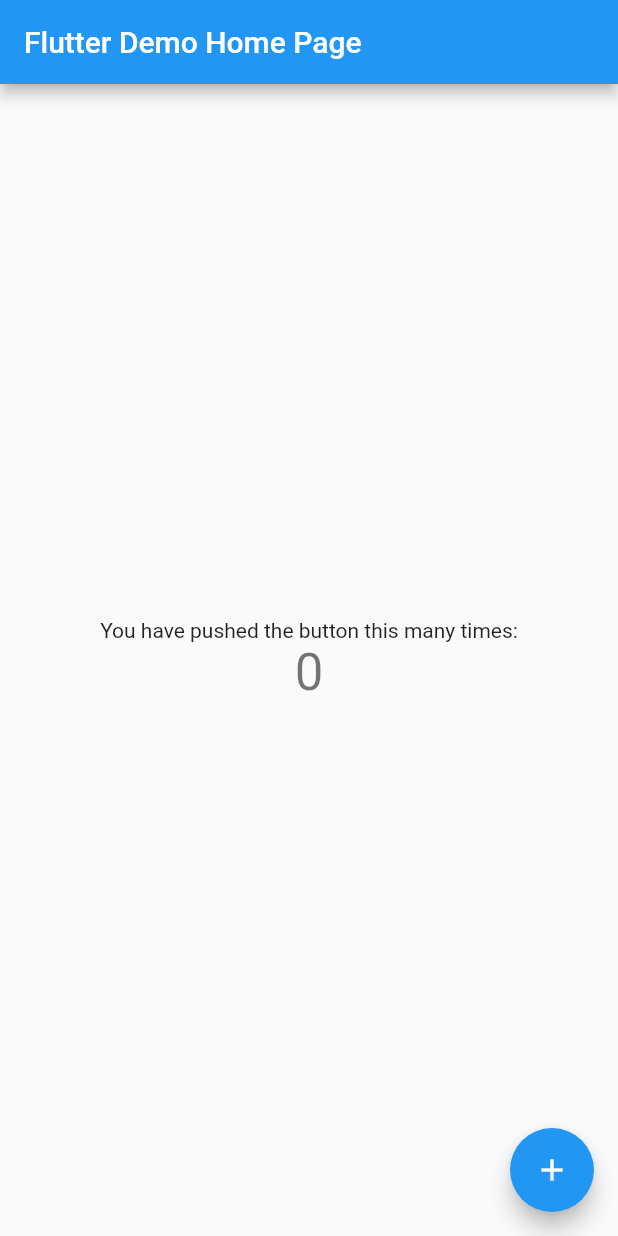
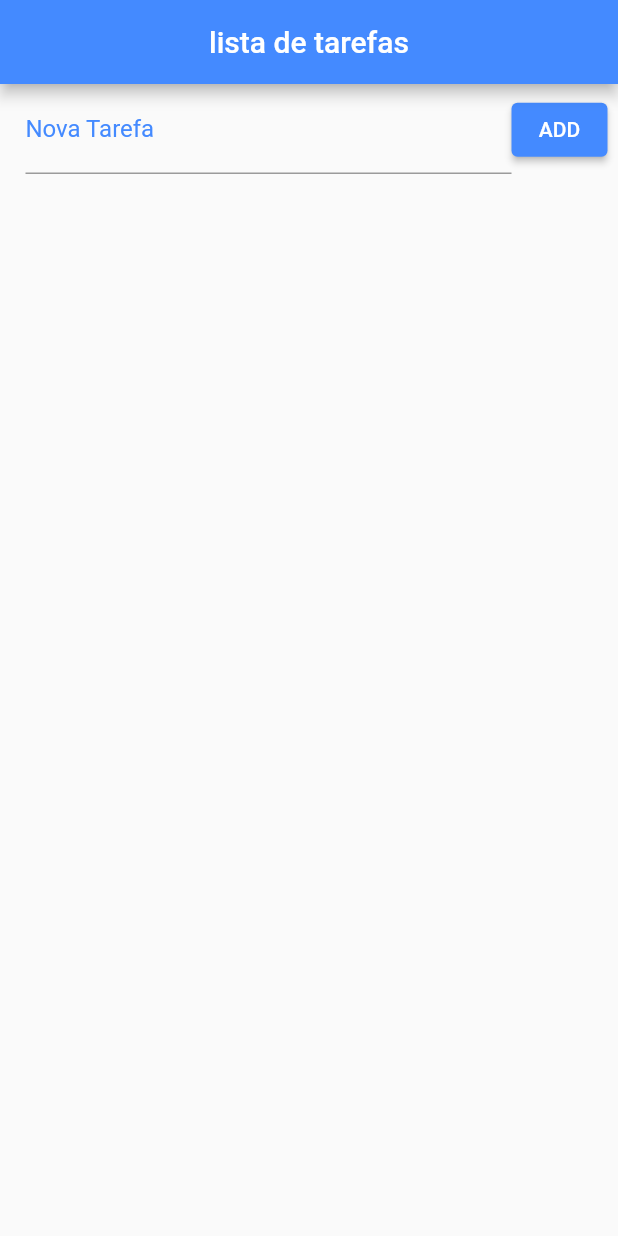
Before and after one commit to dccarvalhojr/FluterApp-Lista-de-Tarefas, a Flutter app: the screen it shows after launch, on a phone screen of 412 x 824 dp. Run offline on Flutter 3.47's test engine with Material 2 defaults, Android fonts, the phone set to English and light mode, and no system bars.

Commit message:
atualizando projeto

```diff
--- a/lib/main.dart
+++ b/lib/main.dart
@@ -1,113 +1,197 @@
+import 'dart:async';
+import 'dart:convert';
+import 'dart:io';
+
 import 'package:flutter/material.dart';
+import 'package:path_provider/path_provider.dart';
 
 void main() {
-  runApp(MyApp());
+  runApp(MaterialApp(
+    home: Home(),
+  ));
 }
 
-class MyApp extends StatelessWidget {
-  // This widget is the root of your application.
+class Home extends StatefulWidget {
   @override
-  Widget build(BuildContext context) {
-    return MaterialApp(
-      title: 'Flutter Demo',
-      theme: ThemeData(
-        // This is the theme of your application.
-        //
-        // Try running your application with "flutter run". You'll see the
-        // application has a blue toolbar. Then, without quitting the app, try
-        // changing the primarySwatch below to Colors.green and then invoke
-        // "hot reload" (press "r" in the console where you ran "flutter run",
-        // or simply save your changes to "hot reload" in a Flutter IDE).
-        // Notice that the counter didn't reset back to zero; the application
-        // is not restarted.
-        primarySwatch: Colors.blue,
-      ),
-      home: MyHomePage(title: 'Flutter Demo Home Page'),
-    );
-  }
+  _HomeState createState() => _HomeState();
 }
 
-class MyHomePage extends StatefulWidget {
-  MyHomePage({Key key, this.title}) : super(key: key);
+class _HomeState extends State<Home> {
+  final _toDoController = TextEditingController();
 
-  // This widget is the home page of your application. It is stateful, meaning
-  // that it has a State object (defined below) that contains fields that affect
-  // how it looks.
+  List _toDoList = [];
 
-  // This class is the configuration for the state. It holds the values (in this
-  // case the title) provided by the parent (in this case the App widget) and
-  // used by the build method of the State. Fields in a Widget subclass are
-  // always marked "final".
-
-  final String title;
+  Map<String, dynamic> _lastRemoved;
+  int _lastRemovedPos;
 
   @override
-  _MyHomePageState createState() => _MyHomePageState();
-}
+  void initState() async {
+    super.initState();
+    /*
+    Não funciona porque o Init State não admite não ser interrompido para ser
+    continuado depois, já que é a primeira ação na construção do widget
+    final data = await _readData();
+    setState(() {
+      _toDoList = json.decode(data);
+    });
+    */
+    _readData().then((data) {
+      setState(() {
+        _toDoList = json.decode(data);
+      });
+    });
+  }
 
-class _MyHomePageState extends State<MyHomePage> {
-  int _counter = 0;
+  void _addToDo() {
+    setState(() {
+      Map<String, dynamic> newToDo = Map();
+      newToDo["Title"] = _toDoController.text;
+      _toDoController.text = "";
+      newToDo["Ok"] = false;
+      _toDoList.add(newToDo);
 
-  void _incrementCounter() {
+      _saveData();
+    });
+  }
+
+  Future<Null> _refresh() async {
+    await Future.delayed(Duration(seconds: 1));
+
     setState(() {
-      // This call to setState tells the Flutter framework that something has
-      // changed in this State, which causes it to rerun the build method below
-      // so that the display can reflect the updated values. If we changed
-      // _counter without calling setState(), then the build method would not be
-      // called again, and so nothing would appear to happen.
-      _counter++;
+      _toDoList.sort((a, b) {
+        if (a["Ok"] && !b["Ok"])
+          return 1;
+        else if (!a["Ok"] && b["Ok"])
+          return -1;
+        else
+          return 0;
+      });
+
+      _saveData();
     });
+
+    return null;
   }
 
   @override
   Widget build(BuildContext context) {
-    // This method is rerun every time setState is called, for instance as done
-    // by the _incrementCounter method above.
-    //
-    // The Flutter framework has been optimized to make rerunning build methods
-    // fast, so that you can just rebuild anything that needs updating rather
-    // than having to individually change instances of widgets.
     return Scaffold(
       appBar: AppBar(
-        // Here we take the value from the MyHomePage object that was created by
-        // the App.build method, and use it to set our appbar title.
-        title: Text(widget.title),
+        title: Text("lista de tarefas"),
+        backgroundColor: Colors.blueAccent,
+        centerTitle: true,
       ),
-      body: Center(
-        // Center is a layout widget. It takes a single child and positions it
-        // in the middle of the parent.
-        child: Column(
-          // Column is also a layout widget. It takes a list of children and
-          // arranges them vertically. By default, it sizes itself to fit its
-          // children horizontally, and tries to be as tall as its parent.
-          //
-          // Invoke "debug painting" (press "p" in the console, choose the
-          // "Toggle Debug Paint" action from the Flutter Inspector in Android
-          // Studio, or the "Toggle Debug Paint" command in Visual Studio Code)
-          // to see the wireframe for each widget.
-          //
-          // Column has various properties to control how it sizes itself and
-          // how it positions its children. Here we use mainAxisAlignment to
-          // center the children vertically; the main axis here is the vertical
-          // axis because Columns are vertical (the cross axis would be
-          // horizontal).
-          mainAxisAlignment: MainAxisAlignment.center,
-          children: <Widget>[
-            Text(
-              'You have pushed the button this many times:',
+      body: Column(
+        children: <Widget>[
+          Container(
+            padding: EdgeInsets.fromLTRB(17, 1, 7, 1),
+            child: Row(
+              children: <Widget>[
+                Expanded(
+                  child: TextField(
+                    controller: _toDoController,
+                    decoration: InputDecoration(
+                        labelText: "Nova Tarefa",
+                        labelStyle: TextStyle(color: Colors.blueAccent)),
+                  ),
+                ),
+                ElevatedButton(
+                  onPressed: () {
+                    _addToDo();
+                    print("ToDoList: $_toDoList");
+                  },
+                  child: Text("ADD"),
+                  style: ElevatedButton.styleFrom(primary: Colors.blueAccent),
+                )
+              ],
             ),
-            Text(
-              '$_counter',
-              style: Theme.of(context).textTheme.headline4,
+          ),
+          Expanded(
+            child: RefreshIndicator(
+              onRefresh: _refresh,
+              child: ListView.builder(
+                  padding: EdgeInsets.only(top: 10.0),
+                  itemCount: _toDoList.length,
+                  itemBuilder: buildItem),
             ),
-          ],
+          )
+        ],
+      ),
+    );
+  }
+
+  Widget buildItem(BuildContext context, int index) {
+    return Dismissible(
+      key: Key(DateTime.now().millisecondsSinceEpoch.toString()),
+      background: Container(
+        color: Colors.red,
+        child: Align(
+          alignment: Alignment(-0.9, 0.0),
+          child: Icon(
+            Icons.delete,
+            color: Colors.white,
+          ),
         ),
       ),
-      floatingActionButton: FloatingActionButton(
-        onPressed: _incrementCounter,
-        tooltip: 'Increment',
-        child: Icon(Icons.add),
-      ), // This trailing comma makes auto-formatting nicer for build methods.
+      direction: DismissDirection.startToEnd,
+      child: CheckboxListTile(
+        title: Text(_toDoList[index]["Title"]),
+        value: _toDoList[index]["Ok"],
+        secondary: CircleAvatar(
+          child: Icon(_toDoList[index]["Ok"] ? Icons.check : Icons.error),
+        ),
+        onChanged: (c) {
+          setState(() {
+            _toDoList[index]["Ok"] = c;
+            _saveData();
+          });
+        },
+      ),
+      onDismissed: (direction) {
+        _lastRemoved = Map.from(_toDoList[index]);
+        _lastRemovedPos = index;
+        _toDoList.removeAt(index);
+
+        _saveData();
+
+        final snack = SnackBar(
+          content: Text("Tarefa \"${_lastRemoved["Title"]}\"removida!"),
+          action: SnackBarAction(
+            label: "Desfazer",
+            onPressed: () {
+              setState(() {
+                _toDoList.insert(_lastRemovedPos, _lastRemoved);
+                _saveData();
+              });
+            },
+          ),
+          duration: Duration(seconds: 2),
+        );
+
+        ScaffoldMessenger.of(context).showSnackBar(snack);
+      },
     );
   }
+
+  Future<File> _getFile() async {
+    final directory = await getApplicationDocumentsDirectory();
+    return File("${directory.path}/data.jason");
+  }
+
+  Future<File> _saveData() async {
+    String data = json.encode(_toDoList);
+
+    final file = await _getFile();
+    return file.writeAsString(data);
+  }
+
+  Future<String> _readData() async {
+    try {
+      final file = await _getFile();
+
+      return file.readAsString();
+    } catch (e) {
+      return null;
+    }
+  }
 }
--- a/pubspec.yaml
+++ b/pubspec.yaml
@@ -23,7 +23,7 @@ environment:
 dependencies:
   flutter:
     sdk: flutter
-
+  path_provider: ^2.0.2
 
   # The following adds the Cupertino Icons font to your application.
   # Use with the CupertinoIcons class for iOS style icons.
```
Also changed, not shown: pubspec.lock, 1 other file.
